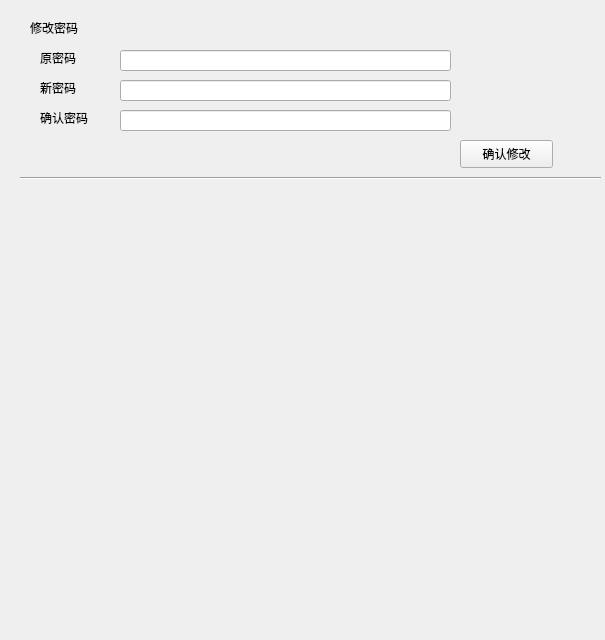
Before: the Qt Designer form qt try/ui_outline/infostackedpage.ui in GhostofAdam/LibraryManagement, drawn with Qt 5.
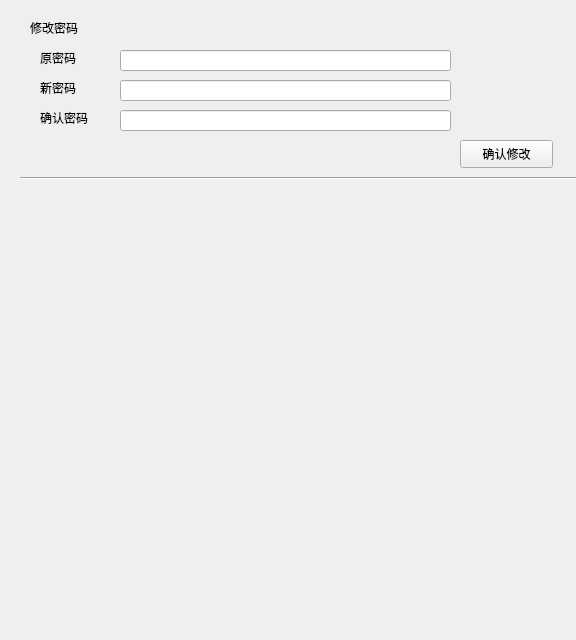
After: the same form once the commit is applied.

Patch:
```diff
--- a/qt try/ui_outline/infostackedpage.ui
+++ b/qt try/ui_outline/infostackedpage.ui
@@ -6,7 +6,7 @@
    <rect>
     <x>0</x>
     <y>0</y>
-    <width>605</width>
+    <width>576</width>
     <height>640</height>
    </rect>
   </property>
```
Left out of the diff: 9 changed lines with no effect on the pictures.
